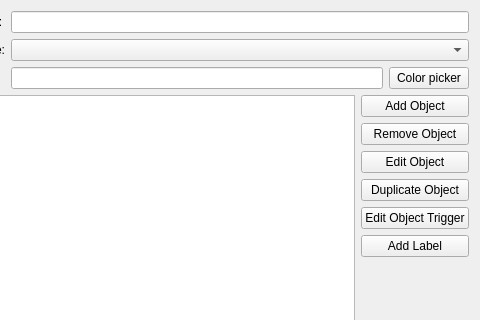
This is R_Visualizer/SystemOverview/SysOvrvObj/ui/sysovrvobjectdialog.ui in NeverKnewTheName/R_Visualizer as Qt 5 draws it before an edit; both pictures show x 82 to 562 and y 0 to 320 of the 562 by 423 pixel window. The edited form follows.
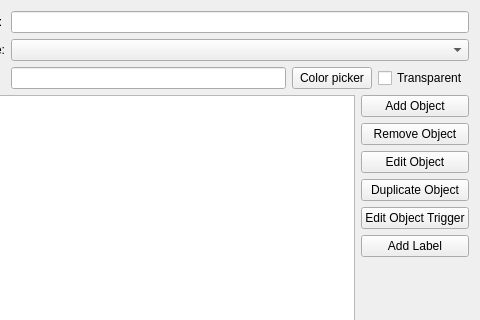
This is the edited form.

Commit message: Added file open dialog upon choosing image as shape in SysOvrvObjectDialog; improved resize method for SquareSysOvrvObject and CircleSysOvrvObject; Added transparent checkbox to SysOvrvObjectDialog to make shapes transparent

The edit to the form file:
```diff
--- a/R_Visualizer/SystemOverview/SysOvrvObj/ui/sysovrvobjectdialog.ui
+++ b/R_Visualizer/SystemOverview/SysOvrvObj/ui/sysovrvobjectdialog.ui
@@ -55,6 +55,13 @@
          </property>
         </widget>
        </item>
+       <item>
+        <widget class="QCheckBox" name="colorTransparentCheckBox">
+         <property name="text">
+          <string>Transparent</string>
+         </property>
+        </widget>
+       </item>
       </layout>
      </item>
     </layout>
```
The commit also changes 9 other files.
